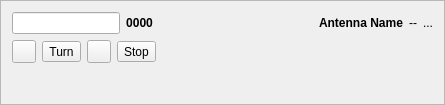
Qt form mqt/MqtLogger/rotcontrolframe.ui (zsteva/backup-minos2) before a commit.
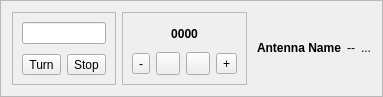
The same form after that commit.

Commit message: Add nudge left/right; rearrange buttons

Diff of the .ui file:
```diff
--- a/mqt/MqtLogger/rotcontrolframe.ui
+++ b/mqt/MqtLogger/rotcontrolframe.ui
@@ -6,8 +6,8 @@
    <rect>
     <x>0</x>
     <y>0</y>
-    <width>445</width>
-    <height>105</height>
+    <width>383</width>
+    <height>97</height>
    </rect>
   </property>
   <property name="windowTitle">
@@ -19,12 +19,17 @@
   <property name="frameShadow">
    <enum>QFrame::Raised</enum>
   </property>
-  <layout class="QHBoxLayout" name="horizontalLayout">
+  <layout class="QHBoxLayout" name="horizontalLayout_4">
    <item>
+    <widget class="QFrame" name="frame">
+     <property name="frameShape">
+      <enum>QFrame::StyledPanel</enum>
+     </property>
+     <property name="frameShadow">
+      <enum>QFrame::Raised</enum>
+     </property>
     <layout class="QVBoxLayout" name="verticalLayout">
      <item>
-      <layout class="QHBoxLayout" name="horizontalLayout_2">
-       <item>
         <widget class="QLineEdit" name="BrgSt">
          <property name="sizePolicy">
           <sizepolicy hsizetype="Preferred" vsizetype="Fixed">
@@ -44,6 +49,55 @@
         </widget>
        </item>
        <item>
+       <spacer name="verticalSpacer">
+        <property name="orientation">
+         <enum>Qt::Vertical</enum>
+        </property>
+        <property name="sizeHint" stdset="0">
+         <size>
+          <width>20</width>
+          <height>1</height>
+         </size>
+        </property>
+       </spacer>
+      </item>
+      <item>
+       <layout class="QHBoxLayout" name="horizontalLayout">
+        <item>
+         <widget class="QToolButton" name="Rotate">
+          <property name="focusPolicy">
+           <enum>Qt::NoFocus</enum>
+          </property>
+          <property name="text">
+           <string>Turn</string>
+          </property>
+         </widget>
+        </item>
+        <item>
+         <widget class="QToolButton" name="StopRotate">
+          <property name="focusPolicy">
+           <enum>Qt::NoFocus</enum>
+          </property>
+          <property name="text">
+           <string>Stop</string>
+          </property>
+         </widget>
+        </item>
+       </layout>
+      </item>
+     </layout>
+    </widget>
+   </item>
+   <item>
+    <widget class="QFrame" name="frame_2">
+     <property name="frameShape">
+      <enum>QFrame::StyledPanel</enum>
+     </property>
+     <property name="frameShadow">
+      <enum>QFrame::Raised</enum>
+     </property>
+     <layout class="QVBoxLayout" name="verticalLayout_2">
+      <item>
         <widget class="QLabel" name="RotBrg">
          <property name="font">
           <font>
@@ -66,18 +120,82 @@
         </widget>
        </item>
        <item>
-        <spacer name="horizontalSpacer_13">
+       <layout class="QHBoxLayout" name="horizontalLayout_2">
+        <item>
+         <widget class="QToolButton" name="nudgeLeft">
+          <property name="text">
+           <string>-</string>
+          </property>
+         </widget>
+        </item>
+        <item>
+         <widget class="QToolButton" name="RotateLeft">
+          <property name="focusPolicy">
+           <enum>Qt::NoFocus</enum>
+          </property>
+          <property name="text">
+           <string/>
+          </property>
+          <property name="checkable">
+           <bool>false</bool>
+          </property>
+         </widget>
+        </item>
+        <item>
+         <widget class="QToolButton" name="RotateRight">
+          <property name="focusPolicy">
+           <enum>Qt::NoFocus</enum>
+          </property>
+          <property name="text">
+           <string/>
+          </property>
+          <property name="checkable">
+           <bool>false</bool>
+          </property>
+         </widget>
+        </item>
+        <item>
+         <widget class="QToolButton" name="nudgeRight">
+          <property name="text">
+           <string>+</string>
+          </property>
+         </widget>
+        </item>
+       </layout>
+      </item>
+     </layout>
+    </widget>
+   </item>
+   <item>
+    <spacer name="horizontalSpacer">
          <property name="orientation">
           <enum>Qt::Horizontal</enum>
          </property>
          <property name="sizeHint" stdset="0">
           <size>
-           <width>40</width>
+       <width>0</width>
            <height>20</height>
           </size>
          </property>
         </spacer>
        </item>
+   <item>
+    <layout class="QVBoxLayout" name="verticalLayout_3">
+     <item>
+      <spacer name="verticalSpacer_2">
+       <property name="orientation">
+        <enum>Qt::Vertical</enum>
+       </property>
+       <property name="sizeHint" stdset="0">
+        <size>
+         <width>20</width>
+         <height>40</height>
+        </size>
+       </property>
+      </spacer>
+     </item>
+     <item>
+      <layout class="QHBoxLayout" name="horizontalLayout_3">
        <item>
         <widget class="QLabel" name="antennaName">
          <property name="font">
@@ -111,77 +229,7 @@
       </layout>
      </item>
      <item>
-      <layout class="QHBoxLayout" name="horizontalLayout_6">
-       <item>
-        <layout class="QHBoxLayout" name="horizontalLayout_5"/>
-       </item>
-       <item>
-        <layout class="QHBoxLayout" name="horizontalLayout_3">
-         <item>
-          <widget class="QToolButton" name="RotateLeft">
-           <property name="focusPolicy">
-            <enum>Qt::NoFocus</enum>
-           </property>
-           <property name="text">
-            <string/>
-           </property>
-           <property name="checkable">
-            <bool>false</bool>
-           </property>
-          </widget>
-         </item>
-         <item>
-          <widget class="QToolButton" name="Rotate">
-           <property name="focusPolicy">
-            <enum>Qt::NoFocus</enum>
-           </property>
-           <property name="text">
-            <string>Turn</string>
-           </property>
-          </widget>
-         </item>
-         <item>
-          <widget class="QToolButton" name="RotateRight">
-           <property name="focusPolicy">
-            <enum>Qt::NoFocus</enum>
-           </property>
-           <property name="text">
-            <string/>
-           </property>
-           <property name="checkable">
-            <bool>false</bool>
-           </property>
-          </widget>
-         </item>
-         <item>
-          <widget class="QToolButton" name="StopRotate">
-           <property name="focusPolicy">
-            <enum>Qt::NoFocus</enum>
-           </property>
-           <property name="text">
-            <string>Stop</string>
-           </property>
-          </widget>
-         </item>
-         <item>
-          <spacer name="horizontalSpacer">
-           <property name="orientation">
-            <enum>Qt::Horizontal</enum>
-           </property>
-           <property name="sizeHint" stdset="0">
-            <size>
-             <width>40</width>
-             <height>20</height>
-            </size>
-           </property>
-          </spacer>
-         </item>
-        </layout>
-       </item>
-      </layout>
-     </item>
-     <item>
-      <spacer name="verticalSpacer">
+      <spacer name="verticalSpacer_3">
        <property name="orientation">
         <enum>Qt::Vertical</enum>
        </property>
```
Left out of the diff: 10 changed lines with no effect on the pictures. Lines whose indentation alone changed are shown as unchanged. The commit also changes 2 other files.
